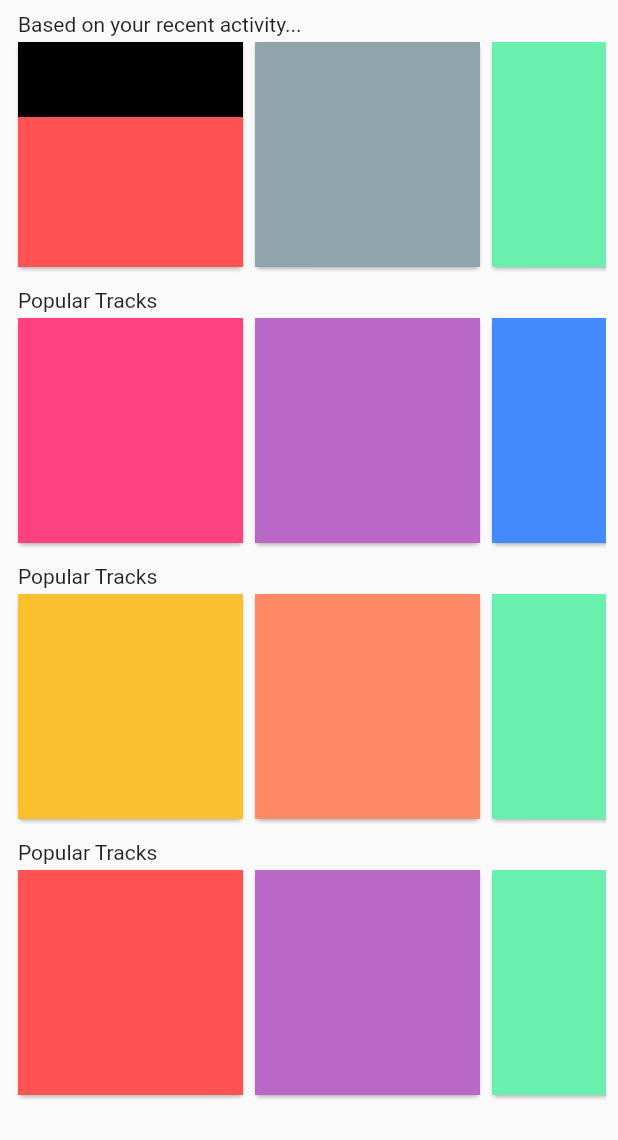
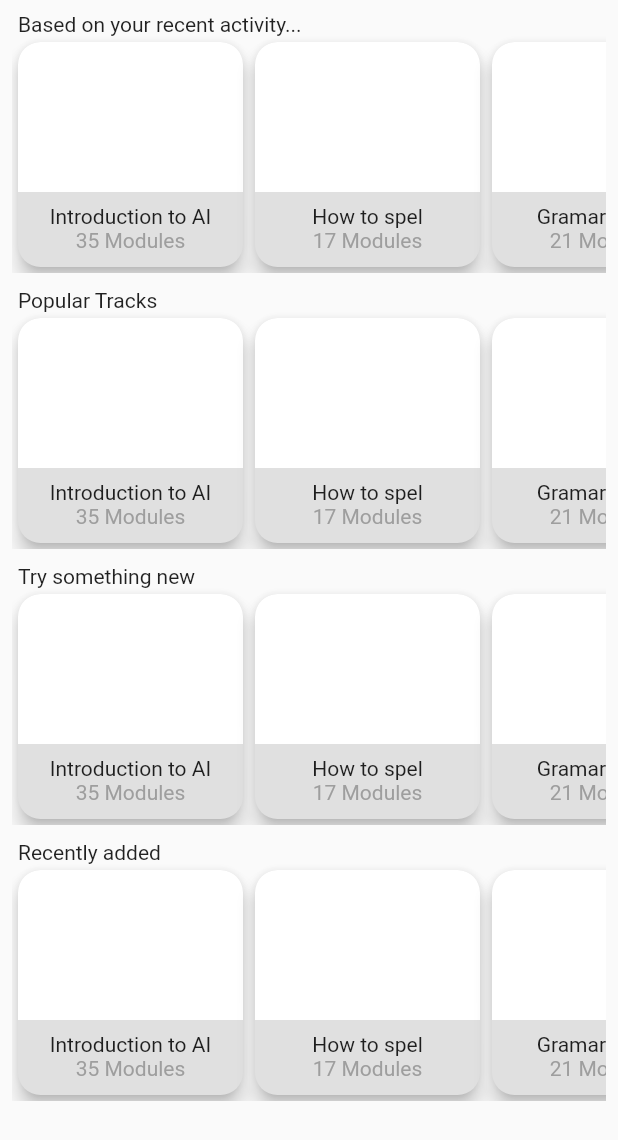
Before and after one commit to jonahbard/Modulate, a Flutter app: the ExplorePage widget shown alone on an empty page, opened directly, on a phone screen of 412 x 824 dp. Shown: the top 1140 px of the screen. Run offline on Flutter 3.47's test engine with Material 2 defaults, Android fonts, the phone set to English and light mode, and no system bars; our stand-ins replace cloud_firestore, firebase_auth, firebase_core; accounts and stored records are empty.

Commit message:
created basic exploreCard widget, without images

```diff
--- a/lib/screens/explore.dart
+++ b/lib/screens/explore.dart
@@ -6,6 +6,40 @@ class ExplorePage extends StatefulWidget {
 }
 
 class _ExplorePageState extends State<ExplorePage> {
+  Widget exploreCard(String trackName, int modules) {
+    return Card(
+        shape: RoundedRectangleBorder(
+          borderRadius: BorderRadius.circular(15),
+        ),
+        elevation: 5,
+        color: Colors.grey[300],
+        child: Column(children: [
+          Container(
+            width: 150,
+            height: 100,
+            //color: Colors.blueGrey[300],
+            decoration: BoxDecoration(
+              borderRadius: BorderRadius.only(
+                  topLeft: Radius.circular(15), topRight: Radius.circular(15)),
+              color: Colors.white,
+            ),
+          ),
+          Container(
+              width: 150,
+              height: 50,
+              child: Padding(
+                padding: EdgeInsets.all(8),
+                child: Column(
+                  children: [
+                    Text(trackName),
+                    Text("$modules Modules",
+                        style: TextStyle(color: Colors.grey))
+                  ],
+                ),
+              ))
+        ]));
+  }
+
   @override
   Widget build(BuildContext context) {
     return Padding(
@@ -15,6 +49,7 @@ class _ExplorePageState extends State<ExplorePage> {
             SizedBox(
               width: double.infinity,
               child: Container(
+                color: Colors.transparent,
                 padding: EdgeInsets.fromLTRB(4, 0, 0, 0),
                 child: Text(
                   "Based on your recent activity...",
@@ -26,23 +61,9 @@ class _ExplorePageState extends State<ExplorePage> {
               scrollDirection: Axis.horizontal,
               child: Row(
                 children: [
-                Card(
-                    child: Container(
-                        width: 150,
-                        height: 150,
-                        color: Colors.redAccent,
-                        child: Column(
-                          children: [
-                            Container(
-                                width: 150, height: 50, color: Colors.black),
-                          ],
-                        ))),
-                Card(
-                    child: Container(
-                        width: 150, height: 150, color: Colors.blueGrey[300])),
-                Card(
-                    child: Container(
-                        width: 150, height: 150, color: Colors.greenAccent))
+                  exploreCard("Introduction to AI", 35),
+                  exploreCard("How to spel", 17),
+                  exploreCard("Gramar is cool", 21),
                 ],
               ),
             ),
@@ -53,20 +74,15 @@ class _ExplorePageState extends State<ExplorePage> {
                 width: double.infinity,
                 child: Container(
                     padding: EdgeInsets.fromLTRB(4, 0, 0, 0),
+                    color: Colors.transparent,
                     child: Text("Popular Tracks", textAlign: TextAlign.left))),
             SingleChildScrollView(
               scrollDirection: Axis.horizontal,
               child: Row(
                 children: [
-                Card(
-                    child: Container(
-                        width: 150, height: 150, color: Colors.pinkAccent)),
-                Card(
-                    child: Container(
-                        width: 150, height: 150, color: Colors.purple[300])),
-                Card(
-                    child: Container(
-                        width: 150, height: 150, color: Colors.blueAccent))
+                  exploreCard("Introduction to AI", 35),
+                  exploreCard("How to spel", 17),
+                  exploreCard("Gramar is cool", 21),
                 ],
               ),
             ),
@@ -77,22 +93,15 @@ class _ExplorePageState extends State<ExplorePage> {
                 width: double.infinity,
                 child: Container(
                     padding: EdgeInsets.fromLTRB(4, 0, 0, 0),
-                  child: Text("Popular Tracks", textAlign: TextAlign.left))),
+                    child:
+                        Text("Try something new", textAlign: TextAlign.left))),
             SingleChildScrollView(
               scrollDirection: Axis.horizontal,
               child: Row(
                 children: [
-                Card(
-                    child: Container(
-                        width: 150, height: 150, color: Colors.yellow[700])),
-                Card(
-                    child: Container(
-                        width: 150,
-                        height: 150,
-                        color: Colors.deepOrange[300])),
-                Card(
-                    child: Container(
-                        width: 150, height: 150, color: Colors.greenAccent))
+                  exploreCard("Introduction to AI", 35),
+                  exploreCard("How to spel", 17),
+                  exploreCard("Gramar is cool", 21),
                 ],
               ),
             ),
@@ -103,25 +112,18 @@ class _ExplorePageState extends State<ExplorePage> {
                 width: double.infinity,
                 child: Container(
                     padding: EdgeInsets.fromLTRB(4, 0, 0, 0),
-                  child: Text("Popular Tracks", textAlign: TextAlign.left))),
+                    child: Text("Recently added", textAlign: TextAlign.left))),
             SingleChildScrollView(
               scrollDirection: Axis.horizontal,
               child: Row(
                 children: [
-                Card(
-                    child: Container(
-                        width: 150, height: 150, color: Colors.redAccent)),
-                Card(
-                    child: Container(
-                        width: 150, height: 150, color: Colors.purple[300])),
-                Card(
-                    child: Container(
-                        width: 150, height: 150, color: Colors.greenAccent))
+                  exploreCard("Introduction to AI", 35),
+                  exploreCard("How to spel", 17),
+                  exploreCard("Gramar is cool", 21),
                 ],
               ),
             )
           ]),
-      ),
-    );
+        ));
   }
 }
```
Lines whose indentation alone changed are shown as unchanged.
